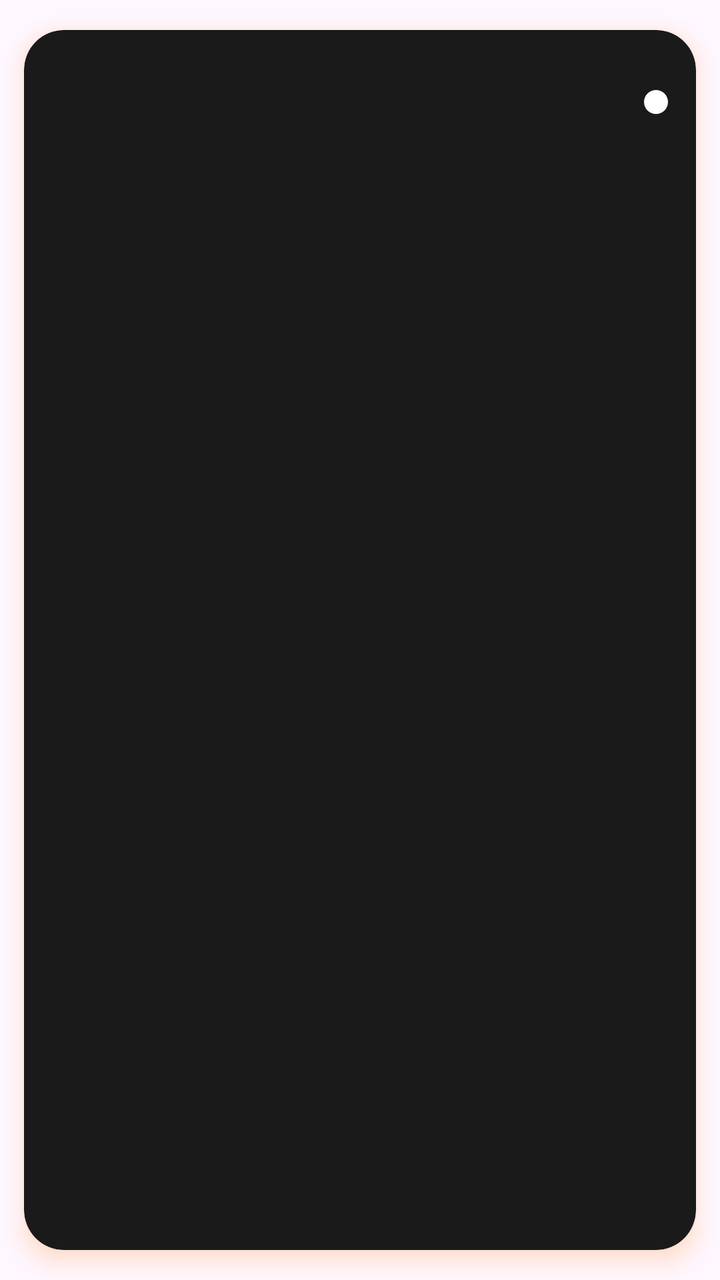
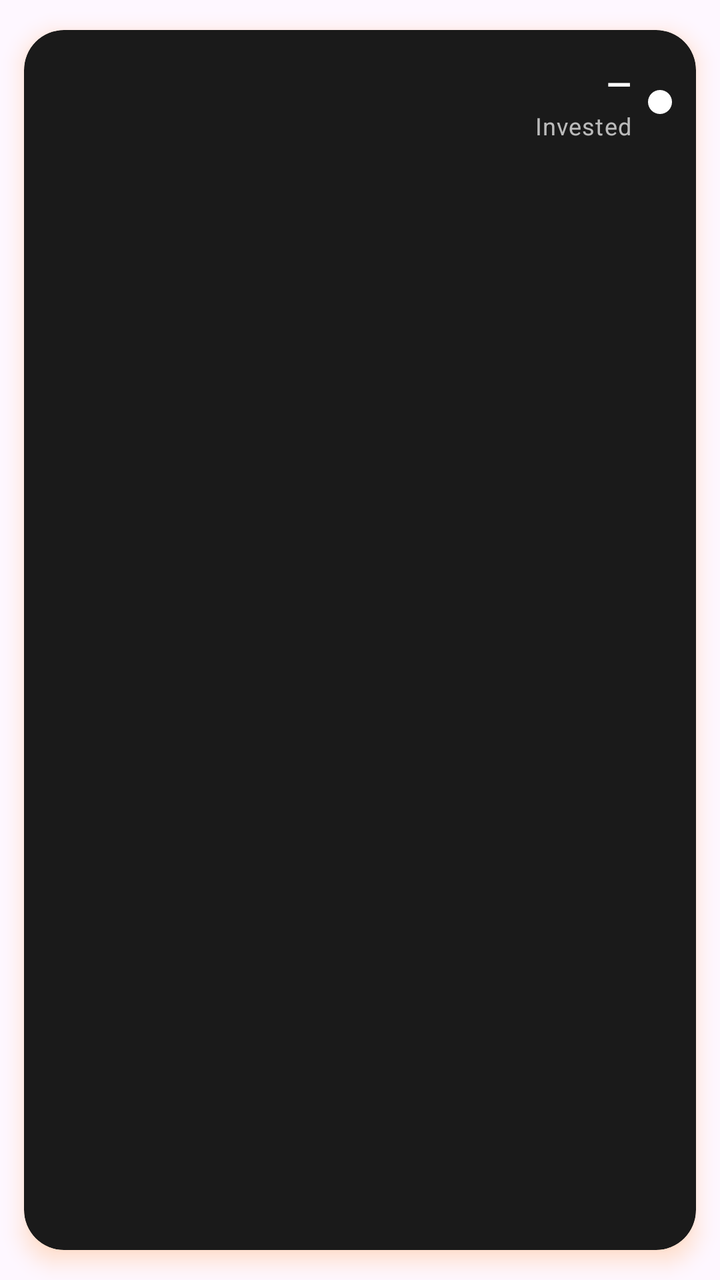

An Android layout rendered at two revisions. The XML below is the earlier revision; the diff shows what the commit changed to produce the second picture.
<!-- AndroidManifest.xml: application theme Theme.Bitbloom -->
<!-- res/layout/item_team_user.xml -->
<?xml version="1.0" encoding="utf-8"?>
<com.google.android.material.card.MaterialCardView xmlns:android="http://schemas.android.com/apk/res/android"
    xmlns:app="http://schemas.android.com/apk/res-auto"
    android:layout_width="match_parent"
    android:layout_height="wrap_content"
    android:foreground="?attr/selectableItemBackground"
    android:outlineAmbientShadowColor="#FF7B00"
    android:outlineSpotShadowColor="#FF7B00"
    app:cardBackgroundColor="@color/main_card_color"
    app:cardCornerRadius="20dp"
    app:cardElevation="6dp"
    app:cardMaxElevation="6dp"
    app:cardUseCompatPadding="true"
    app:strokeColor="@android:color/transparent"
    app:strokeWidth="0dp">

    <androidx.constraintlayout.widget.ConstraintLayout
        android:layout_width="match_parent"
        android:layout_height="wrap_content"
        android:minHeight="72dp"
        android:paddingStart="10dp"
        android:paddingTop="12dp"
        android:paddingEnd="10dp"
        android:paddingBottom="12dp">

        
        <com.google.android.material.textview.MaterialTextView
            android:id="@+id/userName"
            style="@style/TextAppearance.MaterialComponents.Subtitle1"
            android:layout_width="0dp"
            android:layout_height="wrap_content"
            android:ellipsize="end"
            android:maxLines="1"
            android:text=""
            android:textColor="@color/white"
            android:textStyle="bold"
            app:layout_constraintEnd_toStartOf="@id/statusDot"
            app:layout_constraintStart_toStartOf="parent"
            app:layout_constraintTop_toTopOf="parent" />

        
        <com.google.android.material.textview.MaterialTextView
            android:id="@+id/userId"
            style="@style/TextAppearance.MaterialComponents.Body2"
            android:layout_width="0dp"
            android:layout_height="wrap_content"
            android:ellipsize="end"
            android:maxLines="1"
            android:singleLine="true"
            android:text=""
            android:textColor="@color/grey"
            android:textStyle="normal"
            android:fontFamily="monospace"
            app:layout_constraintEnd_toEndOf="@id/userName"
            app:layout_constraintStart_toStartOf="@id/userName"
            app:layout_constraintTop_toBottomOf="@id/userName" />

        
        <View
            android:id="@+id/statusDot"
            android:layout_width="12dp"
            android:layout_height="12dp"
            android:layout_marginStart="8dp"
            android:layout_marginEnd="4dp"
            android:background="@drawable/status_bg"
            app:layout_constraintBottom_toBottomOf="parent"
            app:layout_constraintEnd_toEndOf="parent"
            app:layout_constraintTop_toTopOf="parent" />

    </androidx.constraintlayout.widget.ConstraintLayout>
</com.google.android.material.card.MaterialCardView>
<!-- resources referenced by this layout -->
<resources>
  <color name="grey">#B4FFFFFF</color>
  <color name="main_card_color">#1A1A1A</color>
  <color name="white">#FFFFFFFF</color>
  <!-- drawable status_bg (drawable) -->
  <shape xmlns:android="http://schemas.android.com/apk/res/android"
      android:shape="oval">
      
      <solid android:color="@android:color/white"/>
      
  </shape>
  <style name="Theme.Bitbloom" parent="Base.Theme.Bitbloom">
          
          <item name="editTextStyle">@style/Widget.MXG.EditText.WhiteCursor</item>
          <item name="android:editTextStyle">@style/Widget.MXG.EditText.WhiteCursor</item>
  
          
          <item name="android:textCursorDrawable">@drawable/cursor_white</item>
      </style>
  <style name="Base.Theme.Bitbloom" parent="Theme.Material3.DayNight.NoActionBar">
          <item name="android:statusBarColor">@color/mxg_black</item>
          <item name="colorPrimary">@color/mxg_white</item>
          <item name="android:navigationBarColor">@color/mxg_black</item>
          <item name="android:datePickerDialogTheme">@style/BitbloomDatePickerTheme</item>
      </style>
  <style name="Widget.MXG.EditText.WhiteCursor" parent="Widget.AppCompat.EditText">
          <item name="android:textCursorDrawable">@drawable/cursor_white</item>
      </style>
  <!-- drawable cursor_white (drawable) -->
  <?xml version="1.0" encoding="utf-8"?>
  <shape xmlns:android="http://schemas.android.com/apk/res/android">
      <size android:width="2dp"/>
      <solid android:color="@android:color/white"/>
      <corners android:radius="1dp"/>
  </shape>
  <color name="mxg_black">#000000</color>
  <color name="mxg_white">#FFFFFF</color>
  <style name="BitbloomDatePickerTheme" parent="ThemeOverlay.MaterialComponents.MaterialAlertDialog">
          <item name="colorAccent">@color/status_bar_color</item> 
          <item name="android:headerBackground">@color/light_status_bar_color
          </item> 
          <item name="android:colorControlHighlight">@color/status_bar_color
          </item> 
          <item name="android:colorControlActivated">@color/status_bar_color
          </item> 
          <item name="android:textColorPrimaryInverse">@color/white</item> 
          <item name="android:textColor">@color/status_bar_color</item> 
          <item name="android:textColorPrimary">?attr/colorOnBackground</item> 
      </style>
  <color name="status_bar_color">#EE6924</color>
  <color name="light_status_bar_color">#EE6924</color>
</resources>

<!-- the commit's change to res/layout/item_team_user.xml (unified diff, before → after) -->
@@ -24,6 +24,50 @@
         android:paddingBottom="12dp">
 
         
+        <View
+            android:id="@+id/statusDot"
+            android:layout_width="12dp"
+            android:layout_height="12dp"
+            android:layout_marginStart="12dp"
+            android:layout_marginEnd="2dp"
+            android:background="@drawable/status_bg"
+            app:layout_constraintEnd_toEndOf="parent"
+            app:layout_constraintTop_toTopOf="parent"
+            app:layout_constraintBottom_toBottomOf="parent" />
+
+        
+        <LinearLayout
+            android:id="@+id/amountCol"
+            android:layout_width="0dp"
+            android:layout_height="wrap_content"
+            android:orientation="vertical"
+            android:gravity="end"
+            android:layout_marginEnd="8dp"
+            app:layout_constraintStart_toEndOf="@id/userName"
+            app:layout_constraintEnd_toStartOf="@id/statusDot"
+            app:layout_constraintTop_toTopOf="parent"
+            app:layout_constraintBottom_toBottomOf="parent">
+
+            <com.google.android.material.textview.MaterialTextView
+                android:id="@+id/userActiveInvValue"
+                style="@style/TextAppearance.MaterialComponents.Subtitle1"
+                android:layout_width="wrap_content"
+                android:layout_height="wrap_content"
+                android:text="—"
+                android:textColor="@color/white"
+                android:textStyle="bold" />
+
+            <com.google.android.material.textview.MaterialTextView
+                android:id="@+id/userActiveInvLabel"
+                style="@style/TextAppearance.MaterialComponents.Caption"
+                android:layout_width="wrap_content"
+                android:layout_height="wrap_content"
+                android:text="Invested"
+                android:textColor="@color/grey"
+                android:layout_marginTop="2dp" />
+        </LinearLayout>
+
+        
         <com.google.android.material.textview.MaterialTextView
             android:id="@+id/userName"
             style="@style/TextAppearance.MaterialComponents.Subtitle1"
@@ -34,8 +78,8 @@
             android:text=""
             android:textColor="@color/white"
             android:textStyle="bold"
-            app:layout_constraintEnd_toStartOf="@id/statusDot"
             app:layout_constraintStart_toStartOf="parent"
+            app:layout_constraintEnd_toStartOf="@id/amountCol"
             app:layout_constraintTop_toTopOf="parent" />
 
         
@@ -49,23 +93,10 @@
             android:singleLine="true"
             android:text=""
             android:textColor="@color/grey"
-            android:textStyle="normal"
             android:fontFamily="monospace"
-            app:layout_constraintEnd_toEndOf="@id/userName"
             app:layout_constraintStart_toStartOf="@id/userName"
+            app:layout_constraintEnd_toStartOf="@id/amountCol"
             app:layout_constraintTop_toBottomOf="@id/userName" />
-
-        
-        <View
-            android:id="@+id/statusDot"
-            android:layout_width="12dp"
-            android:layout_height="12dp"
-            android:layout_marginStart="8dp"
-            android:layout_marginEnd="4dp"
-            android:background="@drawable/status_bg"
-            app:layout_constraintBottom_toBottomOf="parent"
-            app:layout_constraintEnd_toEndOf="parent"
-            app:layout_constraintTop_toTopOf="parent" />
 
     </androidx.constraintlayout.widget.ConstraintLayout>
 </com.google.android.material.card.MaterialCardView>
